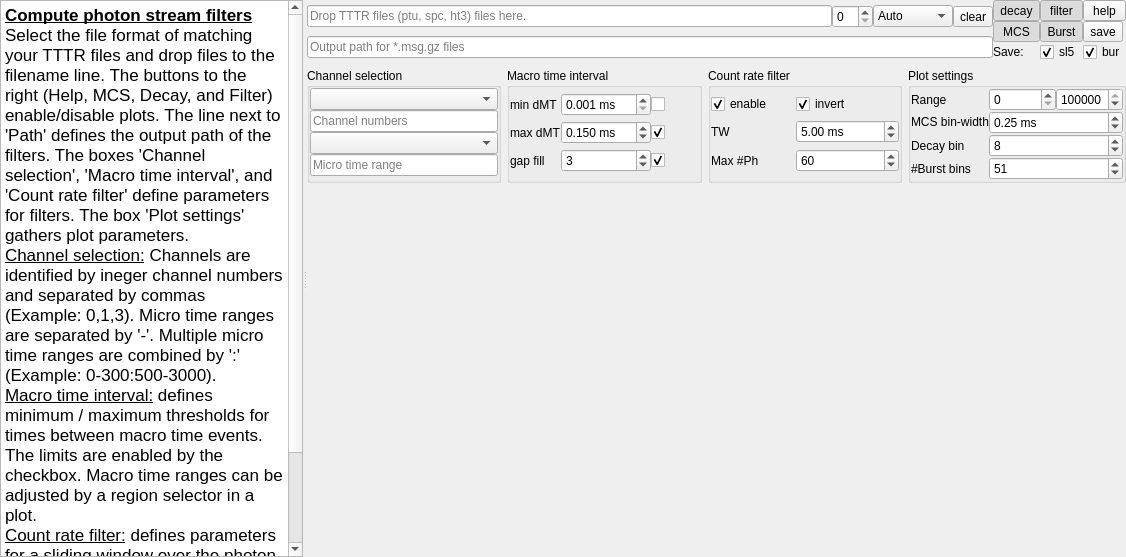
This is chisurf/gui/widgets/wizard/tttr_burst_finder.ui in Fluorescence-Tools/chisurf as Qt 5 draws it before an edit. The edited form follows.
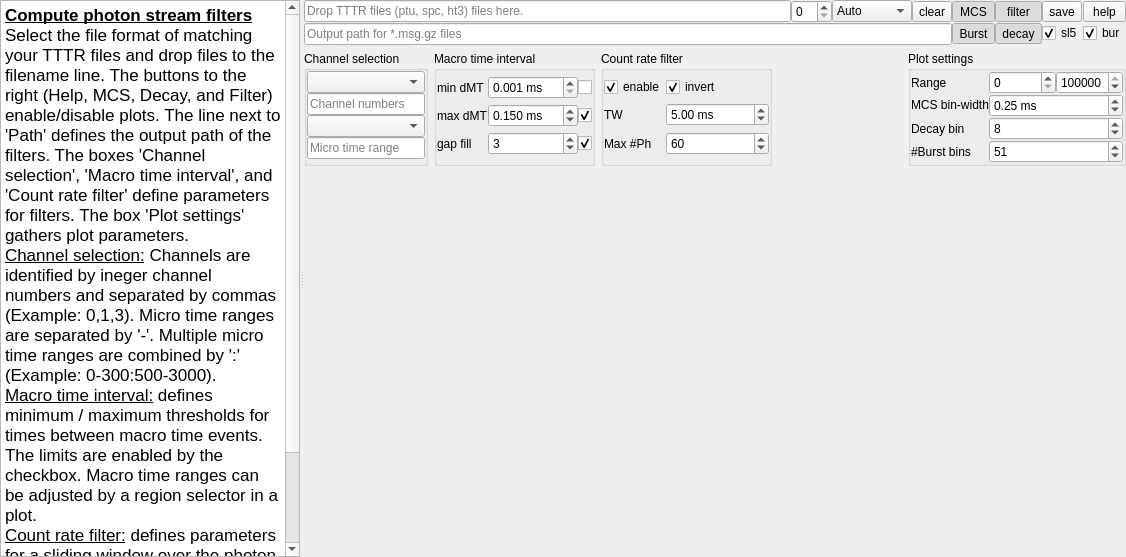
This is the edited form.

Commit message: Add BrickMic burst analysis

The edit to the form file:
```diff
--- a/chisurf/gui/widgets/wizard/tttr_burst_finder.ui
+++ b/chisurf/gui/widgets/wizard/tttr_burst_finder.ui
@@ -77,10 +77,183 @@
        <property name="spacing">
         <number>6</number>
        </property>
+       <item row="1" column="0">
+        <widget class="QGroupBox" name="groupBox_3">
+         <property name="sizePolicy">
+          <sizepolicy hsizetype="Minimum" vsizetype="Preferred">
+           <horstretch>0</horstretch>
+           <verstretch>0</verstretch>
+          </sizepolicy>
+         </property>
+         <property name="title">
+          <string>Channel selection</string>
+         </property>
+         <layout class="QGridLayout" name="gridLayout_2">
+          <property name="leftMargin">
+           <number>0</number>
+          </property>
+          <property name="topMargin">
+           <number>0</number>
+          </property>
+          <property name="rightMargin">
+           <number>0</number>
+          </property>
+          <property name="bottomMargin">
+           <number>0</number>
+          </property>
+          <property name="spacing">
+           <number>0</number>
+          </property>
+          <item row="4" column="1">
+           <widget class="QLineEdit" name="lineEdit_5">
+            <property name="sizePolicy">
+             <sizepolicy hsizetype="Minimum" vsizetype="Fixed">
+              <horstretch>0</horstretch>
+              <verstretch>0</verstretch>
+             </sizepolicy>
+            </property>
+            <property name="toolTip">
+             <string>Define tuple of micro time ranges separted by '-' and ';' (Example: 0-100;600-900)</string>
+            </property>
+            <property name="placeholderText">
+             <string>Micro time range</string>
+            </property>
+           </widget>
+          </item>
+          <item row="2" column="1">
+           <widget class="QLineEdit" name="lineEdit_4">
+            <property name="sizePolicy">
+             <sizepolicy hsizetype="Minimum" vsizetype="Fixed">
+              <horstretch>0</horstretch>
+              <verstretch>0</verstretch>
+             </sizepolicy>
+            </property>
+            <property name="toolTip">
+             <string>Comma separated integers, e.g., &quot;0,8&quot;</string>
+            </property>
+            <property name="placeholderText">
+             <string>Channel numbers</string>
+            </property>
+           </widget>
+          </item>
+          <item row="1" column="1">
+           <widget class="QComboBox" name="comboBox_2"/>
+          </item>
+          <item row="3" column="1">
+           <widget class="QComboBox" name="comboBox_3"/>
+          </item>
+         </layout>
+        </widget>
+       </item>
+       <item row="1" column="2">
+        <widget class="QGroupBox" name="groupBox">
+         <property name="sizePolicy">
+          <sizepolicy hsizetype="Minimum" vsizetype="Preferred">
+           <horstretch>0</horstretch>
+           <verstretch>0</verstretch>
+          </sizepolicy>
+         </property>
+         <property name="title">
+          <string>Count rate filter</string>
+         </property>
+         <property name="checkable">
+          <bool>false</bool>
+         </property>
+         <property name="checked">
+          <bool>false</bool>
+         </property>
+         <layout class="QGridLayout" name="gridLayout">
+          <property name="leftMargin">
+           <number>0</number>
+          </property>
+          <property name="topMargin">
+           <number>0</number>
+          </property>
+          <property name="rightMargin">
+           <number>0</number>
+          </property>
+          <property name="bottomMargin">
+           <number>0</number>
+          </property>
+          <property name="spacing">
+           <number>0</number>
+          </property>
+          <item row="1" column="0">
+           <widget class="QLabel" name="label_2">
+            <property name="text">
+             <string>TW</string>
+            </property>
+           </widget>
+          </item>
+          <item row="2" column="0">
+           <widget class="QLabel" name="label">
+            <property name="text">
+             <string>Max #Ph</string>
+            </property>
+           </widget>
+          </item>
+          <item row="2" column="1">
+           <widget class="QSpinBox" name="spinBox">
+            <property name="toolTip">
+             <string>Maximum number of photon in time window</string>
+            </property>
+            <property name="minimum">
+             <number>2</number>
+            </property>
+            <property name="maximum">
+             <number>1000000</number>
+            </property>
+            <property name="value">
+             <number>60</number>
+            </property>
+           </widget>
+          </item>
+          <item row="1" column="1">
+           <widget class="QDoubleSpinBox" name="doubleSpinBox">
+            <property name="toolTip">
+             <string>Time window size</string>
+            </property>
+            <property name="suffix">
+             <string> ms</string>
+            </property>
+            <property name="minimum">
+             <double>0.100000000000000</double>
+            </property>
+            <property name="maximum">
+             <double>500000.000000000000000</double>
+            </property>
+            <property name="value">
+             <double>5.000000000000000</double>
+            </property>
+           </widget>
+          </item>
+          <item row="0" column="0">
+           <widget class="QCheckBox" name="checkBox_4">
+            <property name="text">
+             <string>enable</string>
+            </property>
+            <property name="checked">
+             <bool>true</bool>
+            </property>
+           </widget>
+          </item>
+          <item row="0" column="1">
+           <widget class="QCheckBox" name="checkBox">
+            <property name="text">
+             <string>invert</string>
+            </property>
+            <property name="checked">
+             <bool>true</bool>
+            </property>
+           </widget>
+          </item>
+         </layout>
+        </widget>
+       </item>
        <item row="1" column="1">
         <widget class="QGroupBox" name="groupBox_2">
          <property name="sizePolicy">
-          <sizepolicy hsizetype="Expanding" vsizetype="Preferred">
+          <sizepolicy hsizetype="Minimum" vsizetype="Preferred">
            <horstretch>0</horstretch>
            <verstretch>0</verstretch>
           </sizepolicy>
@@ -221,133 +394,7 @@
          </layout>
         </widget>
        </item>
-       <item row="1" column="3">
-        <widget class="QGroupBox" name="groupBox_4">
-         <property name="title">
-          <string>Plot settings</string>
-         </property>
-         <layout class="QGridLayout" name="gridLayout_5">
-          <property name="leftMargin">
-           <number>0</number>
-          </property>
-          <property name="topMargin">
-           <number>0</number>
-          </property>
-          <property name="rightMargin">
-           <number>0</number>
-          </property>
-          <property name="bottomMargin">
-           <number>0</number>
-          </property>
-          <property name="spacing">
-           <number>0</number>
-          </property>
-          <item row="1" column="2">
-           <widget class="QSpinBox" name="spinBox_2">
-            <property name="maximum">
-             <number>99999999</number>
-            </property>
-           </widget>
-          </item>
-          <item row="1" column="3">
-           <widget class="QSpinBox" name="spinBox_3">
-            <property name="maximum">
-             <number>9999999</number>
-            </property>
-            <property name="value">
-             <number>100000</number>
-            </property>
-           </widget>
-          </item>
-          <item row="1" column="1">
-           <widget class="QLabel" name="label_5">
-            <property name="sizePolicy">
-             <sizepolicy hsizetype="Fixed" vsizetype="Preferred">
-              <horstretch>0</horstretch>
-              <verstretch>0</verstretch>
-             </sizepolicy>
-            </property>
-            <property name="text">
-             <string>Range</string>
-            </property>
-           </widget>
-          </item>
-          <item row="2" column="1">
-           <widget class="QLabel" name="label_4">
-            <property name="sizePolicy">
-             <sizepolicy hsizetype="Minimum" vsizetype="Fixed">
-              <horstretch>0</horstretch>
-              <verstretch>0</verstretch>
-             </sizepolicy>
-            </property>
-            <property name="text">
-             <string>MCS bin-width</string>
-            </property>
-           </widget>
-          </item>
-          <item row="3" column="2" colspan="2">
-           <widget class="QSpinBox" name="spinBox_5">
-            <property name="minimum">
-             <number>1</number>
-            </property>
-            <property name="value">
-             <number>8</number>
-            </property>
-           </widget>
-          </item>
-          <item row="3" column="1">
-           <widget class="QLabel" name="label_9">
-            <property name="text">
-             <string>Decay bin</string>
-            </property>
-           </widget>
-          </item>
-          <item row="2" column="2" colspan="2">
-           <widget class="QDoubleSpinBox" name="doubleSpinBox_4">
-            <property name="sizePolicy">
-             <sizepolicy hsizetype="MinimumExpanding" vsizetype="Fixed">
-              <horstretch>0</horstretch>
-              <verstretch>0</verstretch>
-             </sizepolicy>
-            </property>
-            <property name="suffix">
-             <string> ms</string>
-            </property>
-            <property name="minimum">
-             <double>0.050000000000000</double>
-            </property>
-            <property name="singleStep">
-             <double>0.100000000000000</double>
-            </property>
-            <property name="value">
-             <double>0.250000000000000</double>
-            </property>
-           </widget>
-          </item>
-          <item row="4" column="1">
-           <widget class="QLabel" name="label_6">
-            <property name="text">
-             <string>#Burst bins</string>
-            </property>
-           </widget>
-          </item>
-          <item row="4" column="2" colspan="2">
-           <widget class="QSpinBox" name="spinBox_6">
-            <property name="minimum">
-             <number>3</number>
-            </property>
-            <property name="maximum">
-             <number>999</number>
-            </property>
-            <property name="value">
-             <number>51</number>
-            </property>
-           </widget>
-          </item>
-         </layout>
-        </widget>
-       </item>
-       <item row="0" column="0" colspan="4">
+       <item row="0" column="0" colspan="5">
         <layout class="QGridLayout" name="gridLayout_8">
          <property name="spacing">
           <number>0</number>
@@ -435,7 +482,81 @@
            <property name="spacing">
             <number>0</number>
            </property>
+           <item row="0" column="1">
+            <widget class="QToolButton" name="toolButton_4">
+             <property name="sizePolicy">
+              <sizepolicy hsizetype="Minimum" vsizetype="Fixed">
+               <horstretch>0</horstretch>
+               <verstretch>0</verstretch>
+              </sizepolicy>
+             </property>
+             <property name="text">
+              <string>filter</string>
+             </property>
+             <property name="checkable">
+              <bool>true</bool>
+             </property>
+             <property name="checked">
+              <bool>true</bool>
+             </property>
+            </widget>
+           </item>
            <item row="0" column="2">
+            <widget class="QToolButton" name="toolButton_5">
+             <property name="text">
+              <string>save</string>
+             </property>
+            </widget>
+           </item>
+           <item row="1" column="3">
+            <widget class="QCheckBox" name="checkBox_7">
+             <property name="text">
+              <string>bur</string>
+             </property>
+             <property name="checked">
+              <bool>true</bool>
+             </property>
+            </widget>
+           </item>
+           <item row="0" column="0">
+            <widget class="QToolButton" name="toolButton_2">
+             <property name="sizePolicy">
+              <sizepolicy hsizetype="Minimum" vsizetype="Fixed">
+               <horstretch>0</horstretch>
+               <verstretch>0</verstretch>
+              </sizepolicy>
+             </property>
+             <property name="text">
+              <string>MCS</string>
+             </property>
+             <property name="checkable">
+              <bool>true</bool>
+             </property>
+             <property name="checked">
+              <bool>true</bool>
+             </property>
+            </widget>
+           </item>
+           <item row="1" column="1">
+            <widget class="QToolButton" name="toolButton_3">
+             <property name="sizePolicy">
+              <sizepolicy hsizetype="Minimum" vsizetype="Fixed">
+               <horstretch>0</horstretch>
+               <verstretch>0</verstretch>
+              </sizepolicy>
+             </property>
+             <property name="text">
+              <string>decay</string>
+             </property>
+             <property name="checkable">
+              <bool>true</bool>
+             </property>
+             <property name="checked">
+              <bool>true</bool>
+             </property>
+            </widget>
+           </item>
+           <item row="0" column="3">
             <widget class="QToolButton" name="toolButton">
              <property name="sizePolicy">
               <sizepolicy hsizetype="Minimum" vsizetype="Fixed">
@@ -454,7 +575,7 @@
              </property>
             </widget>
            </item>
-           <item row="1" column="1">
+           <item row="1" column="0">
             <widget class="QToolButton" name="toolButton_7">
              <property name="sizePolicy">
               <sizepolicy hsizetype="Minimum" vsizetype="Minimum">
@@ -473,81 +594,7 @@
              </property>
             </widget>
            </item>
-           <item row="1" column="0">
-            <widget class="QToolButton" name="toolButton_2">
-             <property name="sizePolicy">
-              <sizepolicy hsizetype="Minimum" vsizetype="Fixed">
-               <horstretch>0</horstretch>
-               <verstretch>0</verstretch>
-              </sizepolicy>
-             </property>
-             <property name="text">
-              <string>MCS</string>
-             </property>
-             <property name="checkable">
-              <bool>true</bool>
-             </property>
-             <property name="checked">
-              <bool>true</bool>
-             </property>
-            </widget>
-           </item>
            <item row="1" column="2">
-            <widget class="QToolButton" name="toolButton_5">
-             <property name="text">
-              <string>save</string>
-             </property>
-            </widget>
-           </item>
-           <item row="0" column="1">
-            <widget class="QToolButton" name="toolButton_4">
-             <property name="sizePolicy">
-              <sizepolicy hsizetype="Minimum" vsizetype="Fixed">
-               <horstretch>0</horstretch>
-               <verstretch>0</verstretch>
-              </sizepolicy>
-             </property>
-             <property name="text">
-              <string>filter</string>
-             </property>
-             <property name="checkable">
-              <bool>true</bool>
-             </property>
-             <property name="checked">
-              <bool>true</bool>
-             </property>
-            </widget>
-           </item>
-           <item row="0" column="0">
-            <widget class="QToolButton" name="toolButton_3">
-             <property name="sizePolicy">
-              <sizepolicy hsizetype="Minimum" vsizetype="Fixed">
-               <horstretch>0</horstretch>
-               <verstretch>0</verstretch>
-              </sizepolicy>
-             </property>
-             <property name="text">
-              <string>decay</string>
-             </property>
-             <property name="checkable">
-              <bool>true</bool>
-             </property>
-             <property name="checked">
-              <bool>true</bool>
-             </property>
-            </widget>
-           </item>
-           <item row="2" column="2">
-            <widget class="QCheckBox" name="checkBox_7">
-             <property name="text">
-              <string>bur</string>
-             </property>
-             <property name="checked">
-              <bool>true</bool>
-             </property>
-            </widget>
-           </item>
-           <item row="2" column="1">
             <widget class="QCheckBox" name="checkBox_6">
              <property name="text">
               <string>sl5</string>
@@ -557,13 +604,6 @@
              </property>
             </widget>
            </item>
-           <item row="2" column="0">
-            <widget class="QLabel" name="label_10">
-             <property name="text">
-              <string>Save:</string>
-             </property>
-            </widget>
-           </item>
           </layout>
          </item>
          <item row="0" column="2">
@@ -571,180 +611,7 @@
          </item>
         </layout>
        </item>
-       <item row="1" column="0">
-        <widget class="QGroupBox" name="groupBox_3">
-         <property name="sizePolicy">
-          <sizepolicy hsizetype="Expanding" vsizetype="Preferred">
-           <horstretch>0</horstretch>
-           <verstretch>0</verstretch>
-          </sizepolicy>
-         </property>
-         <property name="title">
-          <string>Channel selection</string>
-         </property>
-         <layout class="QGridLayout" name="gridLayout_2">
-          <property name="leftMargin">
-           <number>0</number>
-          </property>
-          <property name="topMargin">
-           <number>0</number>
-          </property>
-          <property name="rightMargin">
-           <number>0</number>
-          </property>
-          <property name="bottomMargin">
-           <number>0</number>
-          </property>
-          <property name="spacing">
-           <number>0</number>
-          </property>
-          <item row="4" column="1">
-           <widget class="QLineEdit" name="lineEdit_5">
-            <property name="sizePolicy">
-             <sizepolicy hsizetype="Minimum" vsizetype="Fixed">
-              <horstretch>0</horstretch>
-              <verstretch>0</verstretch>
-             </sizepolicy>
-            </property>
-            <property name="toolTip">
-             <string>Define tuple of micro time ranges separted by '-' and ';' (Example: 0-100;600-900)</string>
-            </property>
-            <property name="placeholderText">
-             <string>Micro time range</string>
-            </property>
-           </widget>
-          </item>
-          <item row="2" column="1">
-           <widget class="QLineEdit" name="lineEdit_4">
-            <property name="sizePolicy">
-             <sizepolicy hsizetype="Minimum" vsizetype="Fixed">
-              <horstretch>0</horstretch>
-              <verstretch>0</verstretch>
-             </sizepolicy>
-            </property>
-            <property name="toolTip">
-             <string>Comma separated integers, e.g., &quot;0,8&quot;</string>
-            </property>
-            <property name="placeholderText">
-             <string>Channel numbers</string>
-            </property>
-           </widget>
-          </item>
-          <item row="1" column="1">
-           <widget class="QComboBox" name="comboBox_2"/>
-          </item>
-          <item row="3" column="1">
-           <widget class="QComboBox" name="comboBox_3"/>
-          </item>
-         </layout>
-        </widget>
-       </item>
-       <item row="1" column="2">
-        <widget class="QGroupBox" name="groupBox">
-         <property name="sizePolicy">
-          <sizepolicy hsizetype="Expanding" vsizetype="Preferred">
-           <horstretch>0</horstretch>
-           <verstretch>0</verstretch>
-          </sizepolicy>
-         </property>
-         <property name="title">
-          <string>Count rate filter</string>
-         </property>
-         <property name="checkable">
-          <bool>false</bool>
-         </property>
-         <property name="checked">
-          <bool>false</bool>
-         </property>
-         <layout class="QGridLayout" name="gridLayout">
-          <property name="leftMargin">
-           <number>0</number>
-          </property>
-          <property name="topMargin">
-           <number>0</number>
-          </property>
-          <property name="rightMargin">
-           <number>0</number>
-          </property>
-          <property name="bottomMargin">
-           <number>0</number>
-          </property>
-          <property name="spacing">
-           <number>0</number>
-          </property>
-          <item row="1" column="0">
-           <widget class="QLabel" name="label_2">
-            <property name="text">
-             <string>TW</string>
-            </property>
-           </widget>
-          </item>
-          <item row="2" column="0">
-           <widget class="QLabel" name="label">
-            <property name="text">
-             <string>Max #Ph</string>
-            </property>
-           </widget>
-          </item>
-          <item row="2" column="1">
-           <widget class="QSpinBox" name="spinBox">
-            <property name="toolTip">
-             <string>Maximum number of photon in time window</string>
-            </property>
-            <property name="minimum">
-             <number>2</number>
-            </property>
-            <property name="maximum">
-             <number>1000000</number>
-            </property>
-            <property name="value">
-             <number>60</number>
-            </property>
-           </widget>
-          </item>
-          <item row="1" column="1">
-           <widget class="QDoubleSpinBox" name="doubleSpinBox">
-            <property name="toolTip">
-             <string>Time window size</string>
-            </property>
-            <property name="suffix">
-             <string> ms</string>
-            </property>
-            <property name="minimum">
-             <double>0.100000000000000</double>
-            </property>
-            <property name="maximum">
-             <double>500000.000000000000000</double>
-            </property>
-            <property name="value">
-             <double>5.000000000000000</double>
-            </property>
-           </widget>
-          </item>
-          <item row="0" column="0">
-           <widget class="QCheckBox" name="checkBox_4">
-            <property name="text">
-             <string>enable</string>
-            </property>
-            <property name="checked">
-             <bool>true</bool>
-            </property>
-           </widget>
-          </item>
-          <item row="0" column="1">
-           <widget class="QCheckBox" name="checkBox">
-            <property name="text">
-             <string>invert</string>
-            </property>
-            <property name="checked">
-             <bool>true</bool>
-            </property>
-           </widget>
-          </item>
-         </layout>
-        </widget>
-       </item>
-       <item row="2" column="0" colspan="4">
+       <item row="2" column="0" colspan="5">
         <widget class="QWidget" name="widget_2" native="true">
          <property name="sizePolicy">
           <sizepolicy hsizetype="Preferred" vsizetype="Expanding">
@@ -778,6 +645,151 @@
          </layout>
         </widget>
        </item>
+       <item row="1" column="4">
+        <widget class="QGroupBox" name="groupBox_4">
+         <property name="sizePolicy">
+          <sizepolicy hsizetype="Minimum" vsizetype="Preferred">
+           <horstretch>0</horstretch>
+           <verstretch>0</verstretch>
+          </sizepolicy>
+         </property>
+         <property name="title">
+          <string>Plot settings</string>
+         </property>
+         <layout class="QGridLayout" name="gridLayout_5">
+          <property name="leftMargin">
+           <number>0</number>
+          </property>
+          <property name="topMargin">
+           <number>0</number>
+          </property>
+          <property name="rightMargin">
+           <number>0</number>
+          </property>
+          <property name="bottomMargin">
+           <number>0</number>
+          </property>
+          <property name="spacing">
+           <number>0</number>
+          </property>
+          <item row="1" column="2">
+           <widget class="QSpinBox" name="spinBox_2">
+            <property name="maximum">
+             <number>99999999</number>
+            </property>
+           </widget>
+          </item>
+          <item row="1" column="3">
+           <widget class="QSpinBox" name="spinBox_3">
+            <property name="maximum">
+             <number>9999999</number>
+            </property>
+            <property name="value">
+             <number>100000</number>
+            </property>
+           </widget>
+          </item>
+          <item row="1" column="1">
+           <widget class="QLabel" name="label_5">
+            <property name="sizePolicy">
+             <sizepolicy hsizetype="Fixed" vsizetype="Preferred">
+              <horstretch>0</horstretch>
+              <verstretch>0</verstretch>
+             </sizepolicy>
+            </property>
+            <property name="text">
+             <string>Range</string>
+            </property>
+           </widget>
+          </item>
+          <item row="2" column="1">
+           <widget class="QLabel" name="label_4">
+            <property name="sizePolicy">
+             <sizepolicy hsizetype="Minimum" vsizetype="Fixed">
+              <horstretch>0</horstretch>
+              <verstretch>0</verstretch>
+             </sizepolicy>
+            </property>
+            <property name="text">
+             <string>MCS bin-width</string>
+            </property>
+           </widget>
+          </item>
+          <item row="3" column="2" colspan="2">
+           <widget class="QSpinBox" name="spinBox_5">
+            <property name="minimum">
+             <number>1</number>
+            </property>
+            <property name="value">
+             <number>8</number>
+            </property>
+           </widget>
+          </item>
+          <item row="3" column="1">
+           <widget class="QLabel" name="label_9">
+            <property name="text">
+             <string>Decay bin</string>
+            </property>
+           </widget>
+          </item>
+          <item row="2" column="2" colspan="2">
+           <widget class="QDoubleSpinBox" name="doubleSpinBox_4">
+            <property name="sizePolicy">
+             <sizepolicy hsizetype="MinimumExpanding" vsizetype="Fixed">
+              <horstretch>0</horstretch>
+              <verstretch>0</verstretch>
+             </sizepolicy>
+            </property>
+            <property name="suffix">
+             <string> ms</string>
+            </property>
+            <property name="minimum">
+             <double>0.050000000000000</double>
+            </property>
+            <property name="singleStep">
+             <double>0.100000000000000</double>
+            </property>
+            <property name="value">
+             <double>0.250000000000000</double>
+            </property>
+           </widget>
+          </item>
+          <item row="4" column="1">
+           <widget class="QLabel" name="label_6">
+            <property name="text">
+             <string>#Burst bins</string>
+            </property>
+           </widget>
+          </item>
+          <item row="4" column="2" colspan="2">
+           <widget class="QSpinBox" name="spinBox_6">
+            <property name="minimum">
+             <number>3</number>
+            </property>
+            <property name="maximum">
+             <number>999</number>
+            </property>
+            <property name="value">
+             <number>51</number>
+            </property>
+           </widget>
+          </item>
+         </layout>
+        </widget>
+       </item>
+       <item row="1" column="3">
+        <spacer name="horizontalSpacer">
+         <property name="orientation">
+          <enum>Qt::Horizontal</enum>
+         </property>
+         <property name="sizeHint" stdset="0">
+          <size>
+           <width>40</width>
+           <height>20</height>
+          </size>
+         </property>
+        </spacer>
+       </item>
       </layout>
      </widget>
     </widget>
```
The commit also changes 6 other files.
